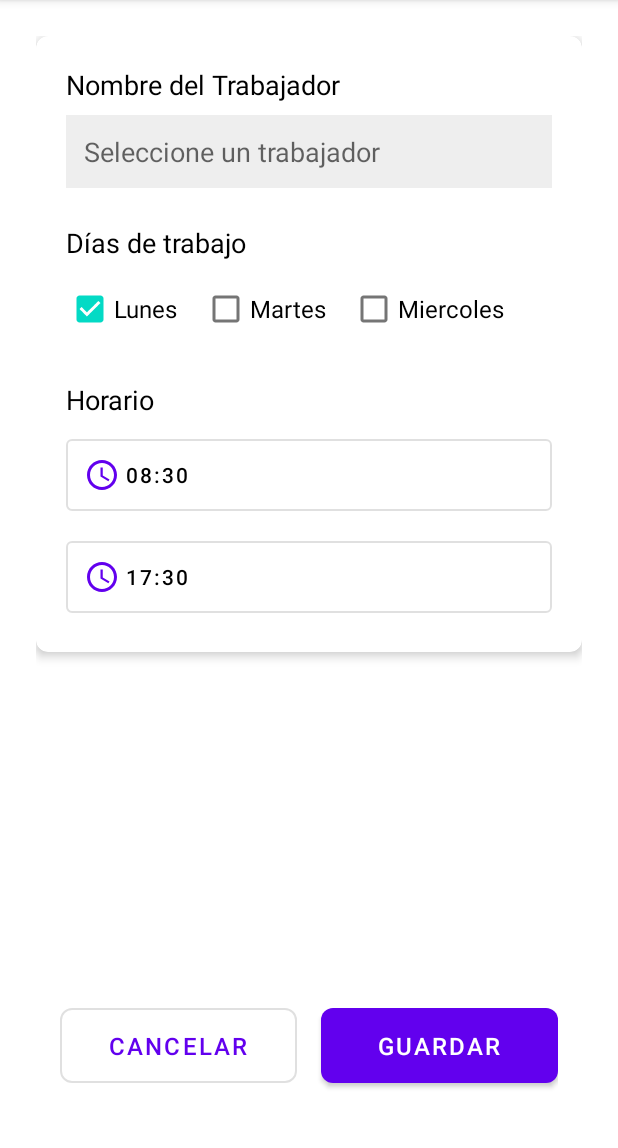
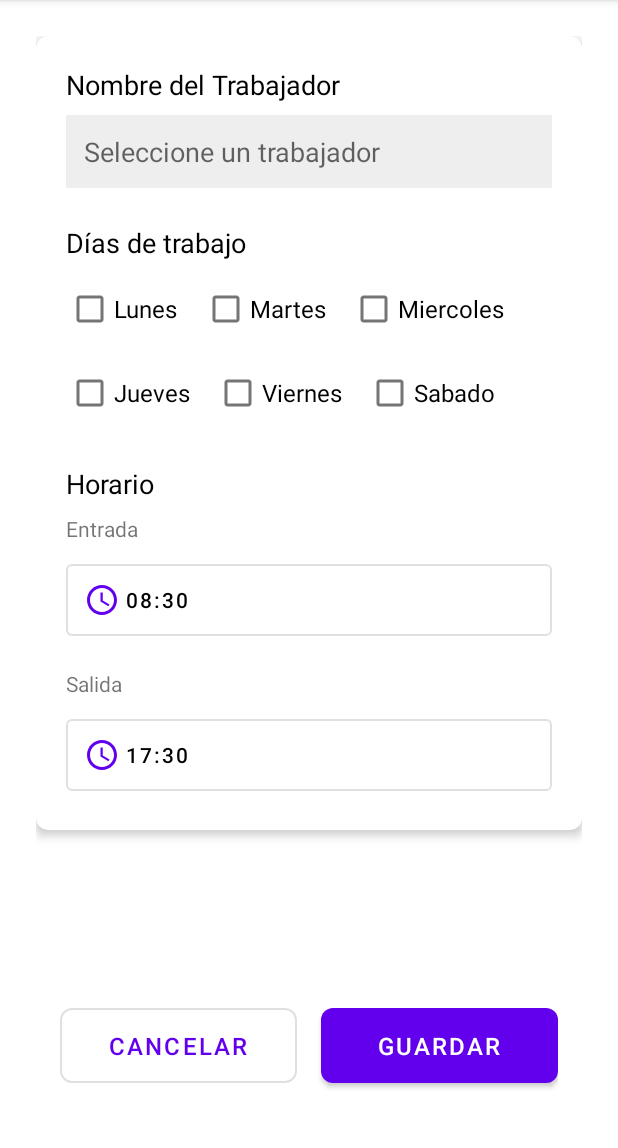
Before and after one commit to sourcecodedev/WorkTrace, an Android app: the AsignarHorariosActivity screen opened directly, with no data from a screen before it, on a phone screen of 412 x 824 dp, the part 84-1232 px from its top. Run offline under Robolectric (Android 15) with nearby library versions, the phone set to English and light mode, and no system bars; 1 statement that could not run was skipped.

Commit message:
asignar horario

```diff
--- a/app/src/main/res/layout/activity_asignar_horarios.xml
+++ b/app/src/main/res/layout/activity_asignar_horarios.xml
@@ -73,7 +73,7 @@
                         android:layout_width="wrap_content"
                         android:layout_height="wrap_content"
                         android:text="@string/item_assign_schedule_CheckBox_input_Monday"
-                        android:checked="true"
+                        android:checked="false"
                         android:textSize="16sp" />
 
                     <CheckBox
@@ -81,6 +81,7 @@
                         android:layout_width="wrap_content"
                         android:layout_height="wrap_content"
                         android:text="@string/item_assign_schedule_tCheckBox_input_Tuesday"
+                        android:checked="false"
                         android:textSize="16sp"
                         android:layout_marginStart="16dp" />
                     <CheckBox
@@ -88,6 +89,39 @@
                         android:layout_width="wrap_content"
                         android:layout_height="wrap_content"
                         android:text="@string/item_assign_schedule_CheckBox_input_Wednesday"
+                        android:checked="false"
+                        android:textSize="16sp"
+                        android:layout_marginStart="16dp" />
+                </LinearLayout>
+
+                <LinearLayout
+                    android:layout_width="match_parent"
+                    android:layout_height="wrap_content"
+                    android:orientation="horizontal"
+                    android:layout_marginTop="8dp">
+
+                    <CheckBox
+                        android:id="@+id/cbJueves"
+                        android:layout_width="wrap_content"
+                        android:layout_height="wrap_content"
+                        android:text="@string/item_assign_schedule_CheckBox_input_Thursday"
+                        android:checked="false"
+                        android:textSize="16sp" />
+
+                    <CheckBox
+                        android:id="@+id/cbViernes"
+                        android:layout_width="wrap_content"
+                        android:layout_height="wrap_content"
+                        android:text="@string/item_assign_schedule_CheckBox_input_Friday"
+                        android:checked="false"
+                        android:textSize="16sp"
+                        android:layout_marginStart="16dp" />
+                    <CheckBox
+                        android:id="@+id/cbSabado"
+                        android:layout_width="wrap_content"
+                        android:layout_height="wrap_content"
+                        android:text="@string/item_assign_schedule_CheckBox_input_Saturday"
+                        android:checked="false"
                         android:textSize="16sp"
                         android:layout_marginStart="16dp" />
                 </LinearLayout>
@@ -99,6 +133,11 @@
                     android:textSize="18sp"
                     android:textColor="@color/black"
                     android:layout_marginTop="24dp" />
+                <TextView
+                    android:layout_width="wrap_content"
+                    android:layout_height="wrap_content"
+                    android:text="Entrada"
+                    android:layout_marginTop="8dp" />
 
                 <com.google.android.material.button.MaterialButton
                     android:id="@+id/btnHoraEntrada"
@@ -112,6 +151,11 @@
                     android:textColor="@color/black"
                     android:layout_marginTop="8dp"
                     android:padding="12dp" />
+                <TextView
+                    android:layout_width="wrap_content"
+                    android:layout_height="wrap_content"
+                    android:text="Salida"
+                    android:layout_marginTop="16dp" />
 
                 <com.google.android.material.button.MaterialButton
                     android:id="@+id/btnHoraSalida"
--- a/gradle/libs.versions.toml
+++ b/gradle/libs.versions.toml
@@ -1,5 +1,5 @@
 [versions]
-agp = "8.9.2"
+agp = "8.6.0"
 kotlin = "2.0.21"
 coreKtx = "1.16.0"
 junit = "4.13.2"
```
